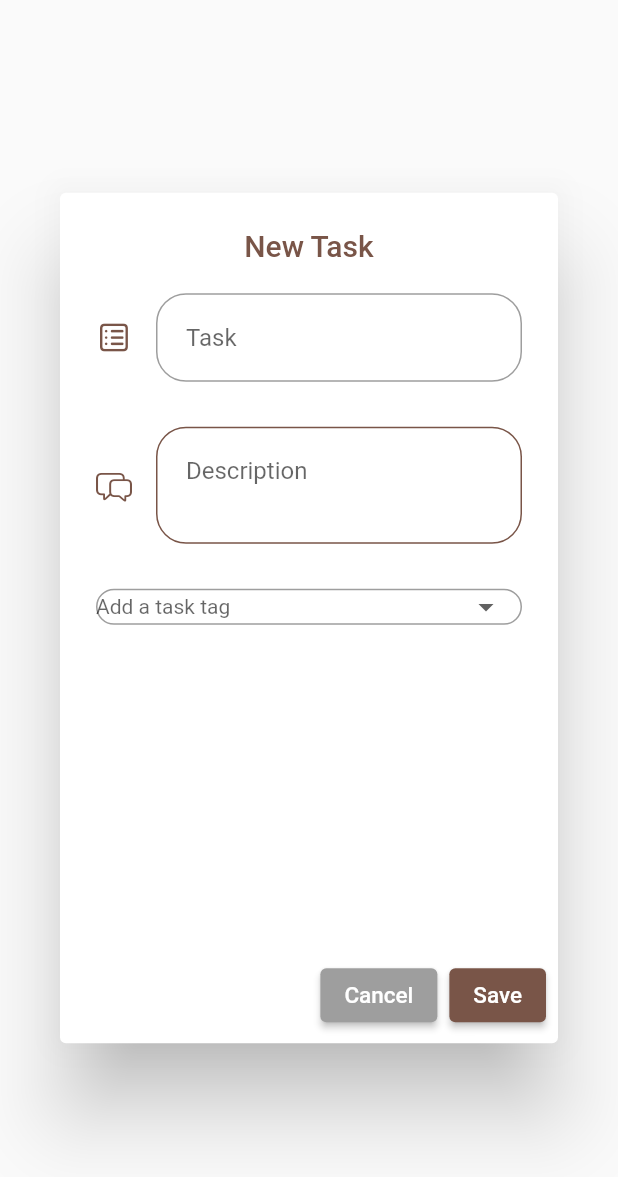
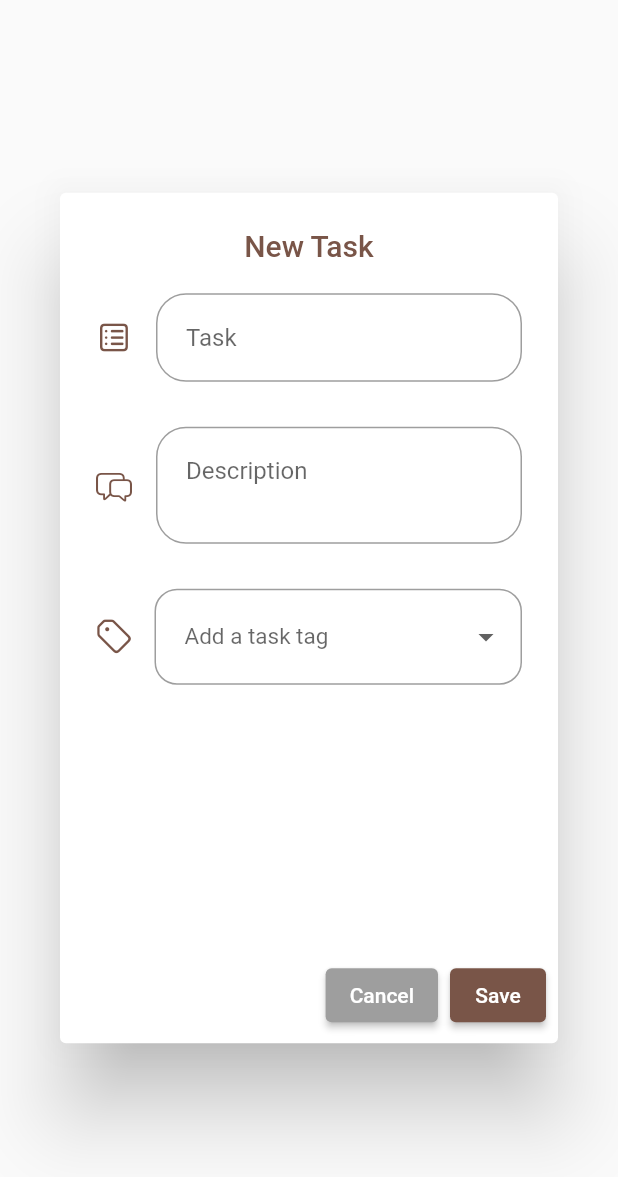
Before and after one commit to muzamil4546/todo_list, a Flutter app: the AddTaskAlertDialog widget shown alone on an empty page, opened directly, on a phone screen of 412 x 824 dp. Shown: the top 1177 px of the screen. Run offline on Flutter 3.47's test engine with Material 2 defaults, Android fonts, the phone set to English and light mode, and no system bars; our stand-ins replace cloud_firestore, firebase_core; accounts and stored records are empty.

Commit message:
deleting extra files

```diff
--- a/lib/uiscreens/HomePage.dart
+++ b/lib/uiscreens/HomePage.dart
@@ -1,8 +1,6 @@
 import 'package:cloud_firestore/cloud_firestore.dart';
 import 'package:flutter/cupertino.dart';
 import 'package:flutter/material.dart';
-
-import '../tasktagdropdownlist.dart';
 import '../widgets/add_task_alert_dialog.dart';
 import '../widgets/customTextField.dart';
 
--- a/lib/widgets/add_task_alert_dialog.dart
+++ b/lib/widgets/add_task_alert_dialog.dart
@@ -12,14 +12,13 @@ class AddTaskAlertDialog extends StatefulWidget {
 }
 
 class _AddTaskAlertDialogState extends State<AddTaskAlertDialog> {
-  // final taskTagController = TextEditingController();
 
-  final taskNameController = TextEditingController();
-  final taskDesController = TextEditingController();
-  final List<String> taskTags = ['Work', 'School', 'Other'];
+  final TextEditingController taskNameController = TextEditingController();
+  final TextEditingController taskDescController = TextEditingController();
+  final List<String> taskTag = ['Work', 'School', 'Other'];
   String selectedValue = '';
 
-  final firestore = FirebaseFirestore.instance.collection('tasks');
+  // final firestore = FirebaseFirestore.instance.collection('tasks');
 
   @override
   Widget build(BuildContext context) {
@@ -61,13 +60,13 @@ class _AddTaskAlertDialogState extends State<AddTaskAlertDialog> {
               height: 30,
             ),
             TextFormField(
-                controller: taskDesController,
+                controller: taskDescController,
                 keyboardType: TextInputType.multiline,
                 maxLines: 2,
                 style: const TextStyle(fontSize: 16),
                 decoration: InputDecoration(
                     enabledBorder: OutlineInputBorder(
-                        borderSide: const BorderSide(color: Colors.brown),
+                        borderSide: const BorderSide(color: Colors.grey),
                         borderRadius: BorderRadius.circular(20)),
                     focusedBorder: OutlineInputBorder(
                         borderSide: const BorderSide(color: Colors.brown),
@@ -83,10 +82,16 @@ class _AddTaskAlertDialogState extends State<AddTaskAlertDialog> {
                       borderRadius: BorderRadius.circular(20),
                     ))),
             SizedBox(height: 30),
+            Row(children: [
+              Icon(CupertinoIcons.tag,color: Colors.brown,),
+            SizedBox(width: 15),
             Expanded(child: DropdownButtonFormField(
             decoration: InputDecoration(
+              focusedBorder: OutlineInputBorder(
+                borderSide: const BorderSide(color: Colors.brown),borderRadius: BorderRadius.circular(20),
+              ),
               isDense: true,
-              contentPadding: EdgeInsets.zero,
+              contentPadding: EdgeInsets.fromLTRB(20, 20, 20, 20),
               border: OutlineInputBorder(
                 borderRadius: BorderRadius.circular(15),
               ),
@@ -94,61 +99,73 @@ class _AddTaskAlertDialogState extends State<AddTaskAlertDialog> {
             isExpanded: true,
             hint: const Text(
               'Add a task tag',
-                  style: TextStyle(fontSize: 14),
+              style: TextStyle(fontSize: 15),
             ),
+            // validator: (value) => value == null ? 'please select the task tag' : null,
             // buttonHeight: 60,
             // buttonPadding: const EdgeInsets.only(left: 20, right: 10),
             // dropdownDecoration: BoxDecoration(
             //   borderRadius: BorderRadius.circular(15),
             // ),
-                items: taskTags.map((item) => DropdownMenuItem<String>(value: item,child: Text(item,style: const TextStyle(fontSize: 14,),),)).toList(),
+            items: taskTag.map((item) => DropdownMenuItem<String>
+              (value: item,
+              child: Text(item,
+                style: const TextStyle(
+                  fontSize: 14,),
+            ),
+            )).toList(),
             onChanged: (String? value) => setState(() {
               if (value != null) selectedValue = value;
             },))
-            // TextFormField(
-            //     style: const TextStyle(fontSize: 16),
-            //     decoration: InputDecoration(
-            //         enabledBorder: OutlineInputBorder(
-            //             borderSide: const BorderSide(color: Colors.brown),
-            //             borderRadius: BorderRadius.circular(20)),
-            //         focusedBorder: OutlineInputBorder(
-            //             borderSide: const BorderSide(color: Colors.brown),
-            //             borderRadius: BorderRadius.circular(20)),
-            //         contentPadding: const EdgeInsets.symmetric(
-            //             vertical: 20, horizontal: 20),
-            //         hintText: 'Add a task tag',
-            //         icon: const Icon(
-            //           CupertinoIcons.tag,
-            //           color: Colors.brown,
-            //         ),
-            //         border: OutlineInputBorder(
-            //           borderRadius: BorderRadius.circular(20),
-            //         ))),
+            )]
             )],
-        )),
+        ),
+        ),
       ),
       actions: [
         ElevatedButton(
           onPressed: () {
             Navigator.of(context).pop();
           },
-          style: ElevatedButton.styleFrom(primary: Colors.grey),
-          child: const Text('Cancel',
-              style: TextStyle(color: Colors.white, fontSize: 15)),
+          style: ElevatedButton.styleFrom(
+            primary: Colors.grey,
+          ),
+          child: const Text('Cancel'),
         ),
         ElevatedButton(
           onPressed: () {
-            firestore.doc().set({
-              'taskName': taskNameController.text.toString(),
-              'taskDesc': taskDesController.text.toString(),
-              'taskTags': selectedValue
-            });
+            final taskName = taskNameController.text;
+            final taskDesc = taskDescController.text;
+            final taskTag = selectedValue;
+            _addTasks(taskName: taskName, taskDesc: taskDesc, taskTag: taskTag);
+            Navigator.of(context, rootNavigator: true).pop();
           },
-          style: ElevatedButton.styleFrom(primary: Colors.brown),
-          child: const Text('Save',
-              style: TextStyle(color: Colors.white, fontSize: 15)),
-        )
+          style: ElevatedButton.styleFrom(
+            primary: Colors.brown,
+          ),
+          child: const Text('Save',),
+        ),
       ],
     );
   }
+
+  Future _addTasks({required String taskName, required String taskDesc, required String taskTag}) async {
+    DocumentReference docRef = await FirebaseFirestore.instance.collection('tasks').add(
+      {
+        'taskName': taskName,
+        'taskDesc': taskDesc,
+        'taskTag': taskTag,
+      },
+    );
+    String taskId = docRef.id;
+    await FirebaseFirestore.instance.collection('tasks').doc(taskId).update(
+      {'id': taskId},
+    );
+    _clearAll();
   }
+
+  void _clearAll() {
+    taskNameController.text = '';
+    taskDescController.text = '';
+  }
+}
```
Also changed, not shown: lib/repository/user_repository.dart (deleted, +0 -27 lines), lib/tasktagdropdownlist.dart (deleted, +0 -58 lines), lib/users/user_model.dart (deleted, +0 -18 lines). Lines whose indentation alone changed are shown as unchanged.
